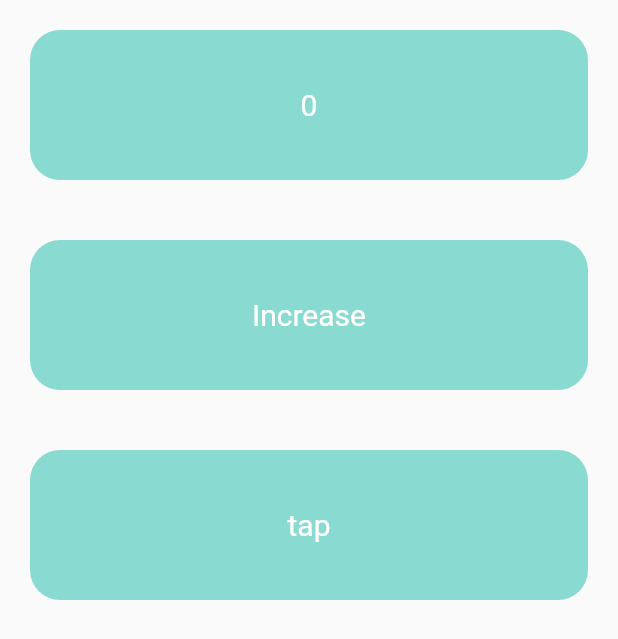
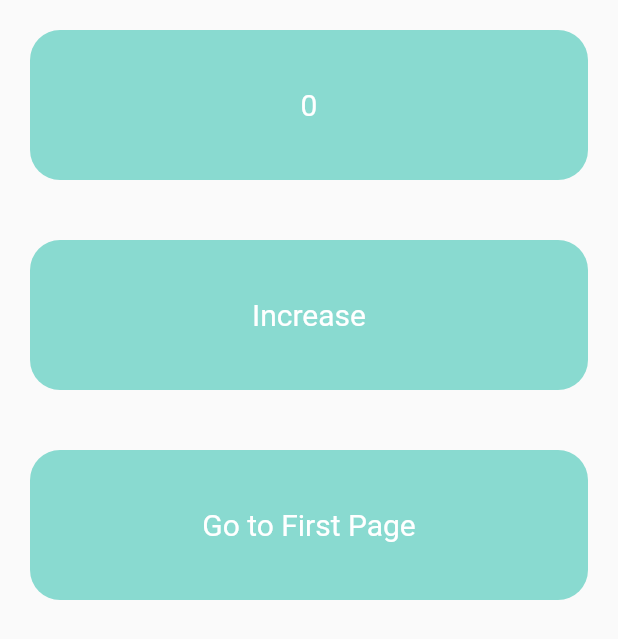
Before and after one commit to victormusembi11/flutter_todo, a Flutter app: the screen it shows after launch, on a phone screen of 412 x 824 dp. Shown: the top 639 px of the screen. Run offline on Flutter 3.47's test engine with Material 2 defaults, Android fonts, the phone set to English and light mode, and no system bars; our stand-ins replace get.

Commit message:
feat: navigate to different page

```diff
--- a/lib/my_home_page.dart
+++ b/lib/my_home_page.dart
@@ -1,5 +1,6 @@
 import 'package:flutter/material.dart';
 import 'package:flutter_todo/controllers/tap_controller.dart';
+import 'package:flutter_todo/screens/first_page.dart';
 import 'package:get/get.dart';
 
 class MyHomePage extends StatelessWidget {
@@ -60,7 +61,9 @@ class MyHomePage extends StatelessWidget {
               ),
             ),
             GestureDetector(
-              onTap: () {},
+              onTap: () {
+                Get.to(() => FirstPage());
+              },
               child: Container(
                 margin: const EdgeInsets.all(20),
                 width: double.maxFinite,
@@ -71,7 +74,7 @@ class MyHomePage extends StatelessWidget {
                 ),
                 child: const Center(
                     child: Text(
-                        "tap",
+                        "Go to First Page",
                         style: TextStyle(
                           fontSize: 20,
                           color: Colors.white,
```
